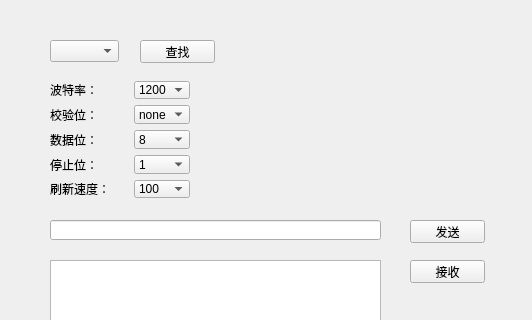
Old version of the form serialmain.ui in the repository Qthinoyy/serialassistant; both pictures show x 0 to 532 and y 0 to 320 of the 532 by 524 pixel window.
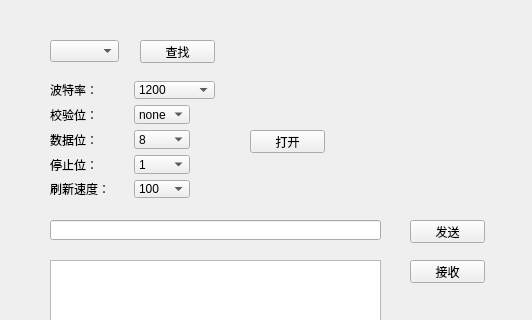
New version of the form.

The edit to the form file:
```diff
--- a/serialmain.ui
+++ b/serialmain.ui
@@ -270,7 +270,7 @@
      <rect>
       <x>134</x>
       <y>81</y>
-      <width>56</width>
+      <width>81</width>
       <height>18</height>
      </rect>
     </property>
@@ -356,6 +356,19 @@
      <string>刷新速度：</string>
     </property>
    </widget>
+   <widget class="QPushButton" name="button_open">
+    <property name="geometry">
+     <rect>
+      <x>250</x>
+      <y>130</y>
+      <width>75</width>
+      <height>23</height>
+     </rect>
+    </property>
+    <property name="text">
+     <string>打开</string>
+    </property>
+   </widget>
   </widget>
   <widget class="QMenuBar" name="menubar">
    <property name="geometry">
```
Left out of the diff: 6 changed lines with no effect on the pictures.
